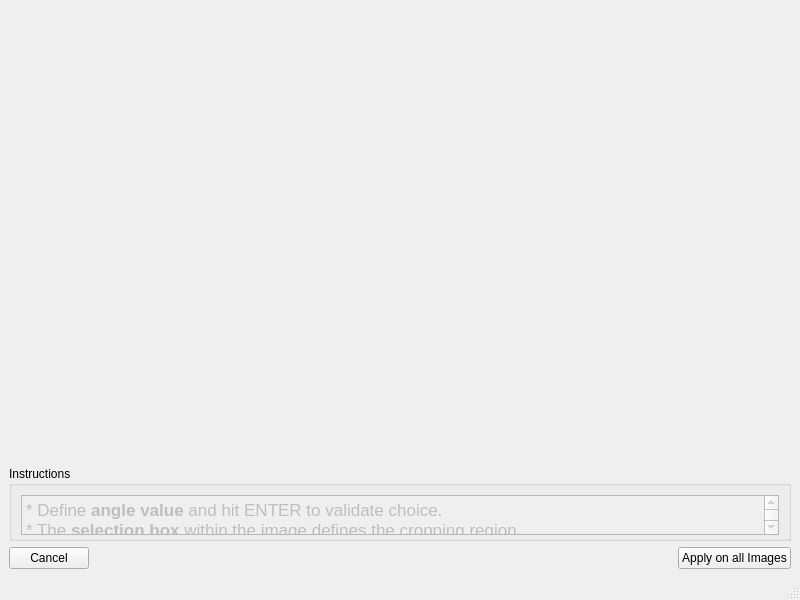
The window that notebooks/ui/ui_rotate_and_crop.ui (neutronimaging/python_notebooks) describes before a commit, drawn with Qt 5.
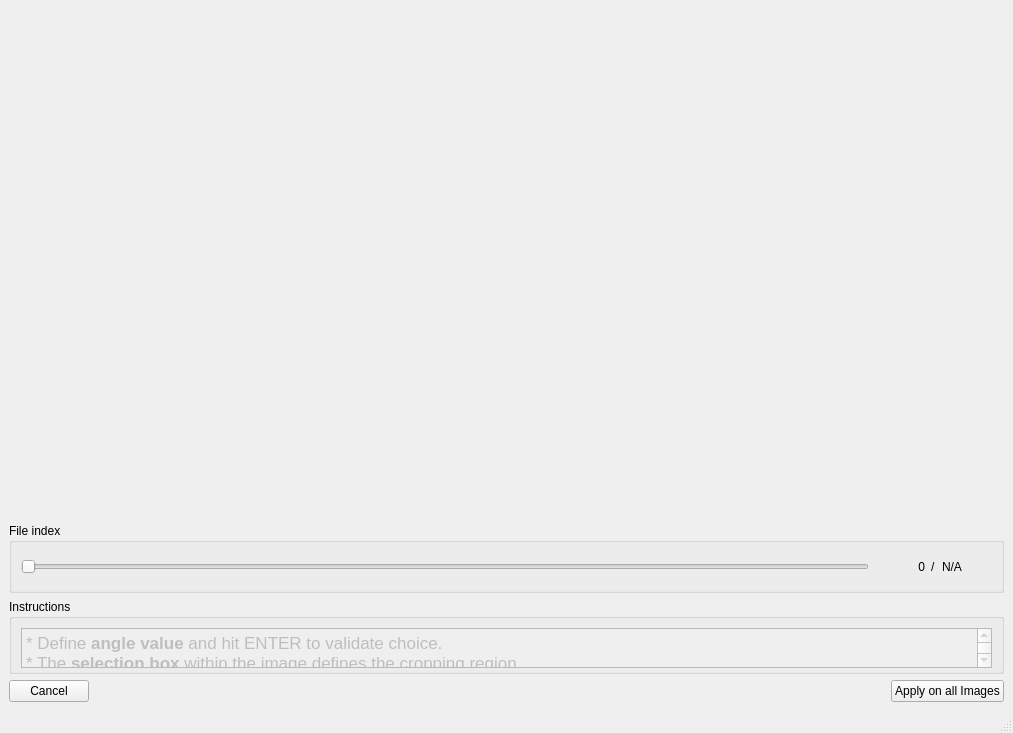
The same window after the commit.

Commit message: added slider of file index. this refs #149

The edit to the form file:
```diff
--- a/notebooks/ui/ui_rotate_and_crop.ui
+++ b/notebooks/ui/ui_rotate_and_crop.ui
@@ -6,8 +6,8 @@
    <rect>
     <x>0</x>
     <y>0</y>
-    <width>800</width>
-    <height>600</height>
+    <width>1013</width>
+    <height>733</height>
    </rect>
   </property>
   <property name="windowTitle">
@@ -25,6 +25,88 @@
       </property>
      </widget>
     </item>
+    <item>
+     <widget class="QGroupBox" name="file_index_groupBox">
+      <property name="sizePolicy">
+       <sizepolicy hsizetype="Minimum" vsizetype="Minimum">
+        <horstretch>0</horstretch>
+        <verstretch>0</verstretch>
+       </sizepolicy>
+      </property>
+      <property name="minimumSize">
+       <size>
+        <width>0</width>
+        <height>70</height>
+       </size>
+      </property>
+      <property name="maximumSize">
+       <size>
+        <width>16777215</width>
+        <height>70</height>
+       </size>
+      </property>
+      <property name="title">
+       <string>File index</string>
+      </property>
+      <layout class="QHBoxLayout" name="horizontalLayout_3">
+       <item>
+        <widget class="QSlider" name="file_index_slider">
+         <property name="orientation">
+          <enum>Qt::Horizontal</enum>
+         </property>
+        </widget>
+       </item>
+       <item>
+        <widget class="QLabel" name="image_index_label">
+         <property name="minimumSize">
+          <size>
+           <width>50</width>
+           <height>0</height>
+          </size>
+         </property>
+         <property name="maximumSize">
+          <size>
+           <width>50</width>
+           <height>16777215</height>
+          </size>
+         </property>
+         <property name="text">
+          <string>0</string>
+         </property>
+         <property name="alignment">
+          <set>Qt::AlignRight|Qt::AlignTrailing|Qt::AlignVCenter</set>
+         </property>
+        </widget>
+       </item>
+       <item>
+        <widget class="QLabel" name="label_3">
+         <property name="text">
+          <string>/</string>
+         </property>
+        </widget>
+       </item>
+       <item>
+        <widget class="QLabel" name="number_of_files_label">
+         <property name="minimumSize">
+          <size>
+           <width>50</width>
+           <height>0</height>
+          </size>
+         </property>
+         <property name="maximumSize">
+          <size>
+           <width>50</width>
+           <height>16777215</height>
+          </size>
+         </property>
+         <property name="text">
+          <string>N/A</string>
+         </property>
+        </widget>
+       </item>
+      </layout>
+     </widget>
+    </item>
     <item>
      <widget class="QGroupBox" name="groupBox">
       <property name="sizePolicy">
@@ -76,9 +158,9 @@
           <string>&lt;!DOCTYPE HTML PUBLIC &quot;-//W3C//DTD HTML 4.0//EN&quot; &quot;http://www.w3.org/TR/REC-html40/strict.dtd&quot;&gt;
 &lt;html&gt;&lt;head&gt;&lt;meta name=&quot;qrichtext&quot; content=&quot;1&quot; /&gt;&lt;style type=&quot;text/css&quot;&gt;
 p, li { white-space: pre-wrap; }
-&lt;/style&gt;&lt;/head&gt;&lt;body style=&quot; font-family:'.SF NS Text'; font-size:13pt; font-weight:400; font-style:normal;&quot;&gt;
-&lt;p style=&quot; margin-top:0px; margin-bottom:0px; margin-left:0px; margin-right:0px; -qt-block-indent:0; text-indent:0px;&quot;&gt;* Define &lt;span style=&quot; font-weight:600;&quot;&gt;angle value&lt;/span&gt; and hit ENTER to validate choice.&lt;/p&gt;
-&lt;p style=&quot; margin-top:0px; margin-bottom:0px; margin-left:0px; margin-right:0px; -qt-block-indent:0; text-indent:0px;&quot;&gt;* The&lt;span style=&quot; font-weight:600;&quot;&gt; selection box &lt;/span&gt;within the image defines the cropping region&lt;/p&gt;&lt;/body&gt;&lt;/html&gt;</string>
+&lt;/style&gt;&lt;/head&gt;&lt;body style=&quot; font-family:'.AppleSystemUIFont'; font-size:13pt; font-weight:400; font-style:normal;&quot;&gt;
+&lt;p style=&quot; margin-top:0px; margin-bottom:0px; margin-left:0px; margin-right:0px; -qt-block-indent:0; text-indent:0px;&quot;&gt;&lt;span style=&quot; font-family:'.SF NS Text';&quot;&gt;* Define &lt;/span&gt;&lt;span style=&quot; font-family:'.SF NS Text'; font-weight:600;&quot;&gt;angle value&lt;/span&gt;&lt;span style=&quot; font-family:'.SF NS Text';&quot;&gt; and hit ENTER to validate choice.&lt;/span&gt;&lt;/p&gt;
+&lt;p style=&quot; margin-top:0px; margin-bottom:0px; margin-left:0px; margin-right:0px; -qt-block-indent:0; text-indent:0px;&quot;&gt;&lt;span style=&quot; font-family:'.SF NS Text';&quot;&gt;* The&lt;/span&gt;&lt;span style=&quot; font-family:'.SF NS Text'; font-weight:600;&quot;&gt; selection box &lt;/span&gt;&lt;span style=&quot; font-family:'.SF NS Text';&quot;&gt;within the image defines the cropping region&lt;/span&gt;&lt;/p&gt;&lt;/body&gt;&lt;/html&gt;</string>
          </property>
         </widget>
        </item>
```
Left out of the diff: 63 changed lines with no effect on the pictures. The commit also changes 2 other files.
